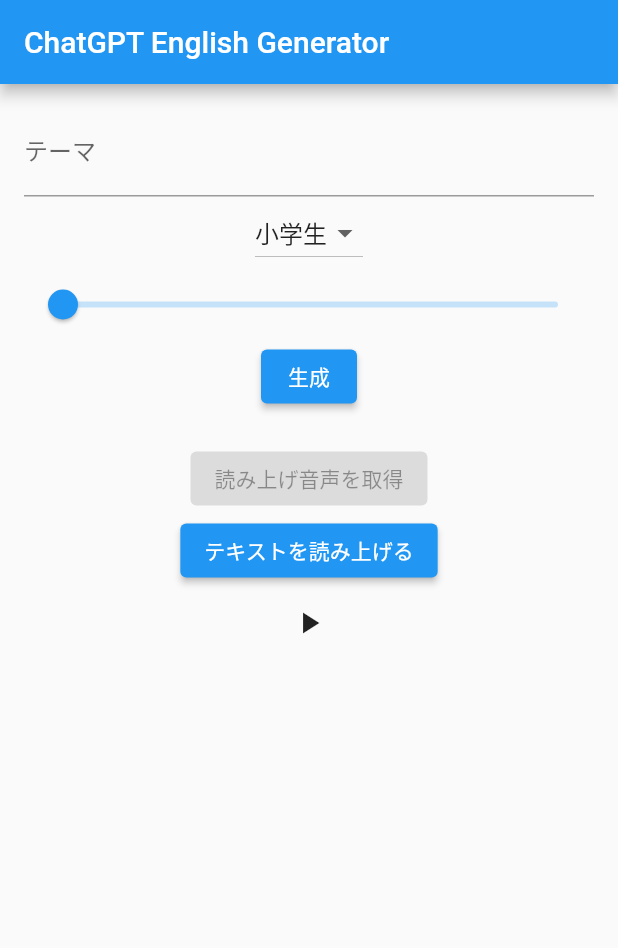
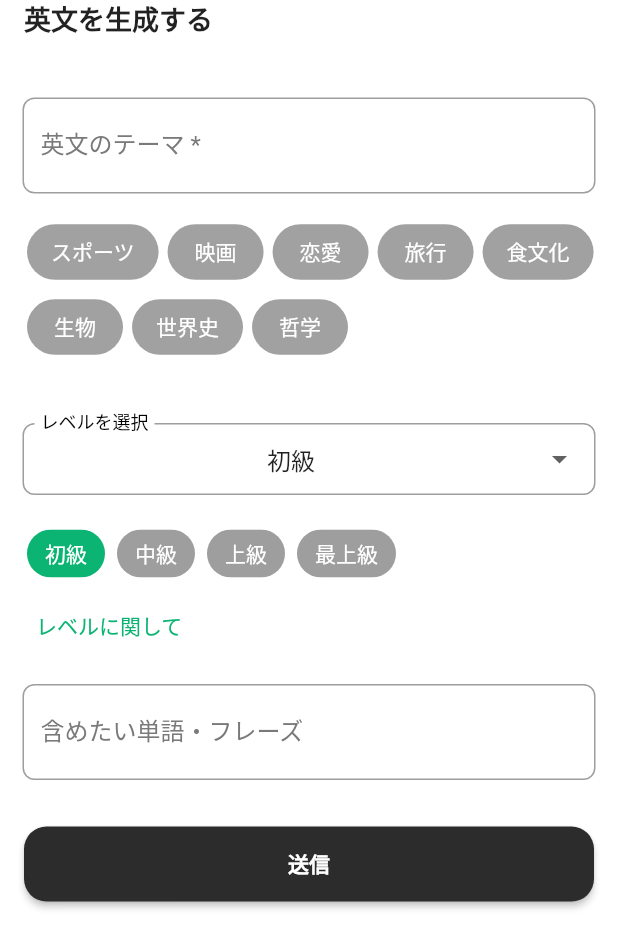
Before and after one commit to somorioka/English_ChatGPT_App, a Flutter app: the screen it shows after launch, on a phone screen of 412 x 824 dp. Shown: the top 948 px of the screen. Run offline on Flutter 3.47's test engine with Material 2 defaults, Android fonts, the phone set to English and light mode, and no system bars; our stand-ins replace audioplayers, flutter_dotenv.

Commit message:
UIを作成

```diff
--- a/lib/chat_service.dart
+++ b/lib/chat_api.dart
@@ -5,9 +5,8 @@
 class ChatService {
   final String? apiKey = dotenv.env['ChatGPTKEY'];
   Future<String> fetchResponse(
-      String theme, String difficulty, double wordCount) async {
-    final prompt = "あなたはプロのライターです。以下の【テーマ】について記事を生成してください。"
-        "【難易度】【語数】の内容を踏まえて、英語で{英語本文}を作成してください。\n#テーマ\n${theme}\n#難易度\n${difficulty}\n#語数\n${wordCount.toInt()}";
+      String theme, String difficulty, String phrase) async {
+    final prompt = "あなたはプロのライターです。以下の【テーマ】について記事を生成してください。【条件】【目的】【形式】の内容を踏まえて、英語で{英語本文}を作成してください。その後日本語で{日本語訳}を作成してください。\n#テーマ\n${theme}\n#条件\n- ${difficulty}\n- 読者の知的レベル:高校生\n- 語数:100語程度\n- ${phrase}を英語本文に含める\n#目的\n- 英語を学習するため\n- 教養を身につけるため\n#形式\n・英語本文\n・本文の日本語訳";
     final url = Uri.parse('https://api.openai.com/v1/chat/completions');
     final response = await http.post(
       url,
--- a/lib/homescreen.dart
+++ b/lib/homescreen.dart
@@ -1,4 +1,3 @@
-
 import 'dart:convert';
 import 'dart:io';
 
@@ -8,7 +7,7 @@
 import 'package:flutter_dotenv/flutter_dotenv.dart';
 import 'package:path_provider/path_provider.dart';
 
-import 'chat_service.dart';
+import 'chat_api.dart';
 import 'package:http/http.dart' as http;
 
 class EnglishGeneratorScreen extends StatefulWidget {
@@ -22,13 +21,13 @@
   bool _isLoading = false; // ローディング状態の管理
   final _themeController = TextEditingController();
   String _difficulty = '小学生';
-  double _wordCount = 50;
+  String _phrase = '';
   String _generatedText = ''; // 追加: APIからのレスポンスを格納
 
   void _generatePrompt() async {
     final theme = _themeController.text;
     final difficulty = _difficulty;
-    final wordCount = _wordCount;
+    final phrase = _phrase;
 
     setState(() {
       _isLoading = true; // ローディング開始
@@ -36,7 +35,7 @@
 
     try {
       final responseText =
-          await ChatService().fetchResponse(theme, difficulty, wordCount);
+          await ChatService().fetchResponse(theme, difficulty, phrase);
       setState(() {
         _generatedText = responseText; // 状態更新: APIからのレスポンスで
         _isLoading = false; // ローディング終了
@@ -144,14 +143,19 @@
       await audioPlayer.play(DeviceFileSource(filePath));
     } else {
       print("ファイルが存在しません。Azureからダウンロードします。");
-    // Azureから音声データを取得し、ファイルに保存する処理をここに記述
-    // 以下は fetchTTSData メソッドの擬似的な呼び出しです
+      final String? filePath =
+          await fetchTTSData(utf8.decode(_generatedText.runes.toList()));
+      if (filePath != null) {
+        await playTTS(filePath);
+      }
+
       final fetchedFilePath = await fetchTTSData(text);
       if (fetchedFilePath != null) {
         await audioPlayer.play(DeviceFileSource(fetchedFilePath));
       }
     }
   }
+
   @override
   void initState() {
     super.initState();
@@ -190,42 +194,41 @@
                 );
               }).toList(),
             ),
-            Slider(
-              value: _wordCount,
-              min: 50,
-              max: 200,
-              divisions: 150,
-              label: _wordCount.round().toString(),
-              onChanged: (double value) {
-                setState(() {
-                  _wordCount = value;
-                });
-              },
-            ),
 
             ElevatedButton(
               onPressed: _generatePrompt,
-              child: Text('生成'),
+              child: Text('英文生成'),
             ),
             SizedBox(height: 20), // 結果表示前のスペース
 
             ElevatedButton(
               onPressed: _generatedText.isNotEmpty
                   ? () async {
-                      final String? filePath = await fetchTTSData(
-                          utf8.decode(_generatedText.runes.toList()));
-                      if (filePath != null) {
-                        await playTTS(filePath);
+                      await playOrFetchTTS(_themeController.text);
                     }
-                    }
-                  : null, // _generatedTextが空でない場合のみ実行
-              child: const Text('読み上げ音声を取得'),
+                  : null, // テキストが空の場合はボタンを無効化
+              child: const Text('テキストを読み上げる'),
             ),
-            ElevatedButton(
-              onPressed: () async {
-                await playOrFetchTTS(utf8.decode(_generatedText.runes.toList()));
-              },
-              child: const Text('テキストを読み上げる'),),
+
+            // ElevatedButton(
+            //   onPressed: _generatedText.isNotEmpty
+            //       ? () async {
+            //           final String? filePath = await fetchTTSData(
+            //               utf8.decode(_generatedText.runes.toList()));
+            //           if (filePath != null) {
+            //             await playTTS(filePath);
+            //           }
+            //         }
+            //       : null, // _generatedTextが空でない場合のみ実行
+            //   child: const Text('読み上げ音声を取得'),
+            // ),
+            // ElevatedButton(
+            //   onPressed: () async {
+            //     await playOrFetchTTS(
+            //         utf8.decode(_generatedText.runes.toList()));
+            //   },
+            //   child: const Text('テキストを読み上げる'),
+            // ),
             IconButton(
               onPressed: () {
                 if (isPlaying) {
--- /dev/null
+++ b/lib/input.dart
@@ -0,0 +1,335 @@
+import 'package:flutter/material.dart';
+
+import 'chat_api.dart';
+import 'english_sentence.dart';
+
+class TopPage extends StatefulWidget {
+  @override
+  State<TopPage> createState() => _TopPageState();
+}
+
+class _TopPageState extends State<TopPage> {
+  @override
+  Widget build(BuildContext context) {
+    return Scaffold(
+      backgroundColor: Colors.white,
+      appBar: AppBar(
+        toolbarHeight: 25.0,
+        title: const Text(
+          '英文を生成する',
+          style: TextStyle(
+              fontSize: 18, color: Colors.black87, fontWeight: FontWeight.w600),
+        ),
+        backgroundColor: Colors.white,
+        actions: [
+          IconButton(
+            icon: Icon(Icons.edit_note),
+            onPressed: () {
+              // アイコンボタンの処理
+            },
+          ),
+        ],
+        elevation: 0,
+      ),
+      body: MyCustomForm(),
+    );
+  }
+}
+
+class MyCustomForm extends StatefulWidget {
+  @override
+  MyCustomFormState createState() {
+    return MyCustomFormState();
+  }
+}
+
+class MyCustomFormState extends State<MyCustomForm> {
+  String _selectedLevel = '初級'; // デフォルトのレベル
+  final Map<String, String> _levelMap = {
+    '初級': 'A1',
+    '中級': 'A2',
+    '上級': 'B2',
+    '最上級': 'B1',
+  };
+
+  final _formKey = GlobalKey<FormState>();
+  String _difficulty = '初級';
+  String _phrase = '';
+  String _generatedText = ''; // 追加: APIからのレスポンスを格納
+  bool _isLoading = false; // ローディング状態の管理
+  final _themeController = TextEditingController(); // テーマ用のコントローラー
+  final _phraseController = TextEditingController(); // フレーズ用のコントローラー、追加
+
+  void _generatePrompt() {
+    Navigator.of(context).push(MaterialPageRoute(
+      builder: (context) => ResultPage(
+        theme: _themeController.text,
+        difficulty: _difficulty,
+        phrase: _phrase,
+      ),
+    ));
+  }
+
+  void _showLevelDescription(BuildContext context) {
+  showModalBottomSheet(
+    context: context,
+    builder: (BuildContext context) {
+      return Container(
+        padding: EdgeInsets.all(16.0),
+        child: Wrap(
+          children: <Widget>[
+            ListTile(
+              title: Text('レベルの基準'),
+              subtitle: Text(
+                '初級: 基本的な表現が理解できるレベル\n'
+                '中級: 日常会話がスムーズに行えるレベル\n'
+                '上級: 幅広いトピックでのコミュニケーションが可能\n'
+                '最上級: ネイティブスピーカーに近い理解度',
+                style: TextStyle(height: 1.5), // 行間を調整
+              ),
+            ),
+          ],
+        ),
+      );
+    },
+  );
+}
+
+
+  @override
+  Widget build(BuildContext context) {
+    return Form(
+      key: _formKey,
+      child: SafeArea(
+        child: Column(
+          crossAxisAlignment: CrossAxisAlignment.start,
+          children: <Widget>[
+            SizedBox(
+              height: 25,
+            ),
+            Padding(
+              padding: EdgeInsets.all(15.0),
+              child: MyTextField(
+                controller: _themeController, // 修正: コントローラーを渡す
+                hintText: 'テーマを入力',
+                labelText: '英文のテーマ *',
+              ),
+            ),
+            Padding(
+              padding: EdgeInsets.only(left: 18),
+              child: Wrap(
+                spacing: 6.0, // 水平方向のスペース
+                runSpacing: 2.0, // 垂直方向のスペース
+                children: <String>[
+                  'スポーツ',
+                  '映画',
+                  '恋愛',
+                  '旅行',
+                  '食文化',
+                  '生物',
+                  '世界史',
+                  '哲学'
+                ]
+                    .map((String theme) => ElevatedButton(
+                          onPressed: () {
+                            // ボタンが押された時の処理
+                            setState(() {
+                              _themeController.text = theme; // テキストフィールドにテーマを設定
+                            });
+                          },
+                          child: Text(theme),
+                          style: ElevatedButton.styleFrom(
+                            foregroundColor: Color.fromARGB(255, 255, 255, 255),
+                            backgroundColor:
+                                Color.fromARGB(255, 161, 161, 161), // テキスト色
+                            shape: RoundedRectangleBorder(
+                              borderRadius: BorderRadius.circular(20), // 角の丸さ
+                            ),
+                            elevation: 0, // 影の効果をなくす
+                            padding: EdgeInsets.symmetric(
+                                horizontal: 16, vertical: 8), // パディング
+                          ),
+                        ))
+                    .toList(),
+              ),
+            ),
+            // SizedBox(
+            //   height: 20.0,
+            // ),
+            // Padding(
+            //   padding: const EdgeInsets.only(left: 22.0),
+            //   child: Text(
+            //     'レベル *',
+            //     style: TextStyle(
+            //       fontWeight: FontWeight.w600
+            //     )),
+            // ),
+            SizedBox(
+              height: 25,
+            ),
+            Padding(
+              padding: EdgeInsets.all(15),
+              child: DropdownButtonFormField<String>(
+                decoration: InputDecoration(
+                  labelStyle: TextStyle(color: Color.fromARGB(255, 0, 0, 0)),
+                  labelText: 'レベルを選択',
+                  border: OutlineInputBorder(
+                    borderRadius: BorderRadius.circular(8.0), // 角丸の設定
+                    borderSide:
+                        BorderSide(color: Colors.grey), // 通常時のボーダーカラーを灰色に設定
+                  ),
+                  focusedBorder: OutlineInputBorder(
+                    // フォーカス時のボーダー設定
+                    borderRadius: BorderRadius.circular(8.0),
+                    borderSide:
+                        BorderSide(color: Colors.grey), // フォーカス時のボーダーカラーを灰色に設定
+                  ),
+                  contentPadding: EdgeInsets.symmetric(
+                      horizontal: 12, vertical: 8), // コンテンツのパディング調整
+                ),
+                isExpanded: true, // ドロップダウンの選択肢を中央に寄せる
+                value: _selectedLevel,
+                onChanged: (String? newValue) {
+                  setState(() {
+                    if (newValue != null) {
+                      // nullでないことを保証
+                      // 選択されたレベルに基づいて_difficultyを設定
+                      switch (newValue) {
+                        case '初級':
+                          _difficulty = 'A1';
+                          break;
+                        case '中級':
+                          _difficulty = 'A2';
+                          break;
+                        case '上級':
+                          _difficulty = 'B2';
+                          break;
+                        case '最上級':
+                          _difficulty = 'B1';
+                          break;
+                        default:
+                          _difficulty = '初級'; // デフォルト値を設定（任意）
+                          break;
+                      }
+                      _selectedLevel = newValue; // 選択されたレベルを更新
+                    }
+                  });
+                },
+                items: <String>['初級', '中級', '上級', '最上級']
+                    .map<DropdownMenuItem<String>>((String value) {
+                  return DropdownMenuItem<String>(
+                    value: value,
+                    child: Center(child: Text(value)), // テキストを中央に寄せる
+                  );
+                }).toList(),
+              ),
+            ),
+            Padding(
+              padding: EdgeInsets.only(left: 18.0),
+              child: Wrap(
+                spacing: 8.0, // 水平方向のスペース
+                runSpacing: 4.0, // 垂直方向のスペース
+                children: ['初級', '中級', '上級', '最上級'].map((String level) {
+                  return ChoiceChip(
+                    label: Text(level),
+                    selected: _selectedLevel == level,
+                    onSelected: (bool selected) {
+                      setState(() {
+                        _selectedLevel = level;
+                        _difficulty =
+                            _levelMap[level] ?? 'A1'; // マップを使用して_difficultyを更新
+                      });
+                    },
+                    selectedColor: Color.fromARGB(255, 11, 180, 115), // 選択された時の色
+                    backgroundColor: Colors.grey, // 選択されていない時の色
+                    labelStyle: TextStyle(color: Colors.white),
+                  );
+                }).toList(),
+              ),
+            ),
+            Padding(
+              padding: const EdgeInsets.only(left: 16.0),
+              child: TextButton(
+                child: Text(
+                  'レベルに関して',
+                  style: TextStyle(
+                    color: Color.fromARGB(255, 11, 180, 115)
+                  ),
+                  ),
+                onPressed: () {
+                  _showLevelDescription(context);
+                },
+                ),
+            ),
+            Padding(
+              padding: EdgeInsets.all(15.0),
+              child: MyTextField(
+                hintText: '単語・フレーズを入力',
+                labelText: '含めたい単語・フレーズ',
+                controller: _phraseController,
+              ),
+            ),
+            Padding(
+              padding: const EdgeInsets.all(16.0),
+              child: Center(
+                child: ElevatedButton(
+                  onPressed: _generatePrompt,
+                  child: Text(
+                    '送信',
+                    style: TextStyle(fontWeight: FontWeight.w900),
+                  ),
+                  style: ElevatedButton.styleFrom(
+                    backgroundColor: Color.fromARGB(255, 44, 44, 44),
+                    minimumSize:
+                        Size(double.infinity, 50), // 幅を最大にして、高さを50ピクセルに設定
+                    shape: RoundedRectangleBorder(
+                      borderRadius:
+                          BorderRadius.circular(15), // 角の丸さを20ピクセルの半径で設定
+                    ),
+                  ),
+                ),
+              ),
+            ),
+          ],
+        ),
+      ),
+    );
+  }
+}
+
+class MyTextField extends StatelessWidget {
+  final String labelText;
+  final String hintText;
+  final TextEditingController controller; // 修正: コントローラーを受け取る
+
+  MyTextField({
+    super.key,
+    required this.labelText,
+    required this.hintText,
+    required this.controller, // 修正: コントローラーを受け取る
+  });
+
+  @override
+  Widget build(BuildContext context) {
+    return TextFormField(
+      controller: controller,
+      decoration: InputDecoration(
+        labelStyle: TextStyle(color: Color.fromARGB(255, 122, 122, 122)),
+        labelText: labelText,
+        hintText: hintText,
+        border: OutlineInputBorder(
+          // 通常時のボーダー設定
+          borderRadius: BorderRadius.circular(8.0),
+          borderSide: BorderSide(color: Colors.grey, width: 1.0), // 通常時のボーダーカラー
+        ),
+        focusedBorder: OutlineInputBorder(
+          // フォーカス時のボーダー設定
+          borderRadius: BorderRadius.circular(8.0),
+          borderSide: BorderSide(
+              color: Color.fromARGB(255, 62, 62, 62),
+              width: 1.0), // フォーカス時のボーダーカラー
+        ),
+      ),
+    );
+  }
+}
--- a/lib/main.dart
+++ b/lib/main.dart
@@ -1,6 +1,7 @@
 import 'package:flutter/material.dart';
 import 'package:flutter_dotenv/flutter_dotenv.dart';
 import 'homescreen.dart';
+import 'input.dart';
 
 void main() async {
   WidgetsFlutterBinding.ensureInitialized();
@@ -12,10 +13,8 @@
   @override
   Widget build(BuildContext context) {
     return MaterialApp(
-      home: Scaffold(
-        appBar: AppBar(title: Text('ChatGPT English Generator')),
-        body: EnglishGeneratorScreen(),
-      ),
+      debugShowCheckedModeBanner: false,
+      home: TopPage()
     );
   }
 }
--- a/pubspec.yaml
+++ b/pubspec.yaml
@@ -42,6 +42,7 @@
   crypto: ^3.0.3
   envied: ^0.3.0+3
   flutter_dotenv: ^5.1.0
+  video_player: ^2.7.2
 
 dev_dependencies:
   flutter_test:
@@ -70,6 +71,7 @@
   # To add assets to your application, add an assets section, like this:
   assets:
     - .env
+    - assets/images/nowloading.gif
 
   # An image asset can refer to one or more resolution-specific "variants", see
   # https://flutter.dev/assets-and-images/#resolution-aware
```
Also changed, not shown: lib/azure_api.dart (added, +46 -0 lines), lib/english_sentence.dart (added, +111 -0 lines), assets/images/nowloading.gif (added), pubspec.lock, 1 other file. Lines whose indentation alone changed are shown as unchanged.
